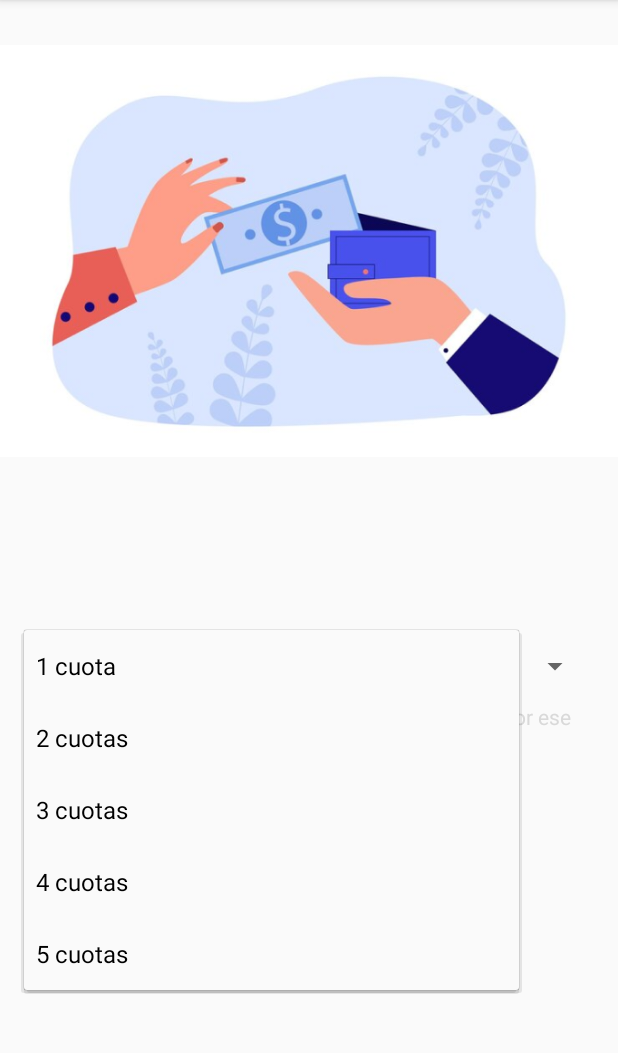
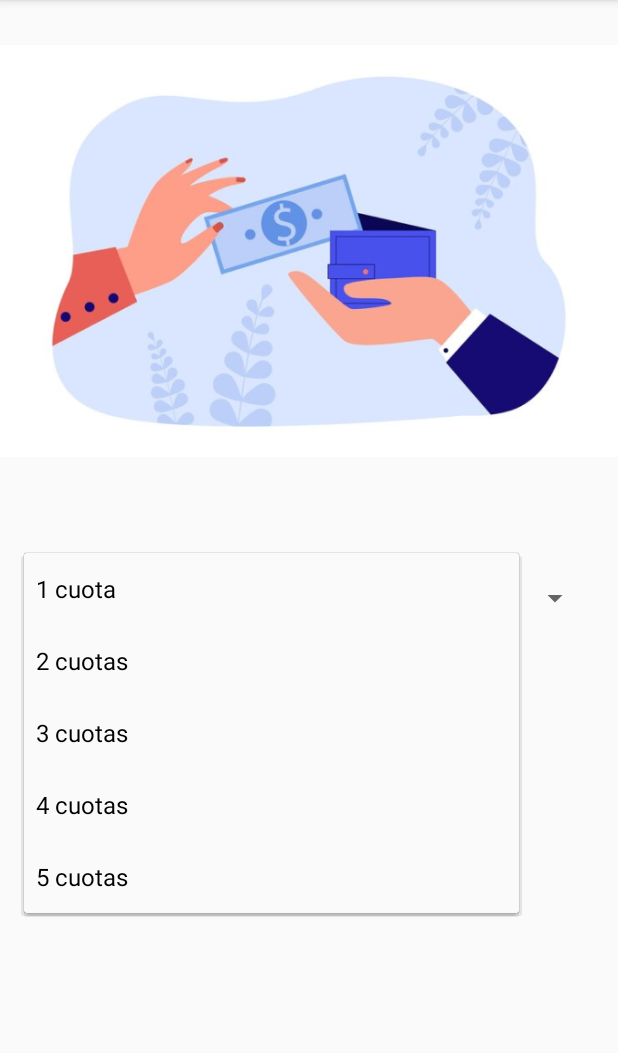
Before and after one commit to EvanaSabatella1989/Club-Deportivo, an Android app: the PagoEfectivo screen opened directly, with no data from a screen before it, after a tap on "1 cuota", on a phone screen of 412 x 824 dp, the part 84-1137 px from its top. Run offline under Robolectric (Android 15) with nearby library versions, the phone set to English and light mode, and no system bars; Roboto replaces fonts that are not available here.

Commit message:
Cambios diseño billeteras virtuales y efectivo

```diff
--- a/Club/app/src/main/java/com/example/club/BilleterasVirtuales.kt
+++ b/Club/app/src/main/java/com/example/club/BilleterasVirtuales.kt
@@ -2,6 +2,7 @@ package com.example.club
 
 import android.content.Intent
 import android.os.Bundle
+import android.widget.Button
 import android.widget.LinearLayout
 import androidx.appcompat.app.AppCompatActivity
 
@@ -12,10 +13,15 @@ class BilleterasVirtuales : AppCompatActivity() {
 
 
         var itemMp: LinearLayout = findViewById(R.id.itemMp)
+        var btnVolverPagos: Button = findViewById(R.id.btnVolverPagos)
 
         itemMp.setOnClickListener {
             val intent: Intent = Intent(this, DetalleBilleteraActivity::class.java)
             startActivity(intent)
         }
+        btnVolverPagos.setOnClickListener {
+            val intent = Intent(this, SeleccionFomaPagoActivity::class.java)
+            startActivity(intent)
+        }
     }
 }
--- a/Club/app/src/main/res/layout/activity_pago_efectivo.xml
+++ b/Club/app/src/main/res/layout/activity_pago_efectivo.xml
@@ -19,28 +19,18 @@
     <Spinner
         android:id="@+id/spinner_cuotas"
         android:layout_width="378dp"
-        android:layout_height="48dp"
+        android:layout_height="60dp"
         android:layout_below="@id/imageView"
         android:layout_marginHorizontal="16dp"
-        android:layout_marginTop="101dp" />
+        android:layout_marginTop="50dp" />
 
-
-    <TextView
-        android:id="@+id/textView"
-        android:layout_width="400dp"
-        android:layout_height="75dp"
-        android:layout_below="@id/spinner_cuotas"
-        android:layout_marginTop="0dp"
-        android:text="Pasar tarjeta por el posnet y continuar con el pago por ese medio"
-        android:textColor="@color/grey"
-        android:textAlignment="center"/>
 
     <Button
         android:id="@+id/btnVerCarnet"
         android:layout_width="180dp"
         android:layout_height="48dp"
-        android:layout_below="@id/textView"
-        android:layout_marginTop="18dp"
+        android:layout_below="@+id/spinner_cuotas"
+        android:layout_marginTop="28dp"
         android:background="@drawable/boton_chico"
         android:text="@string/boton_aceptar"
         android:textColor="@color/white"
```
Also changed, not shown: Club/app/src/main/res/layout/activity_billeteras_virtuales.xml (+8 -5 lines).
